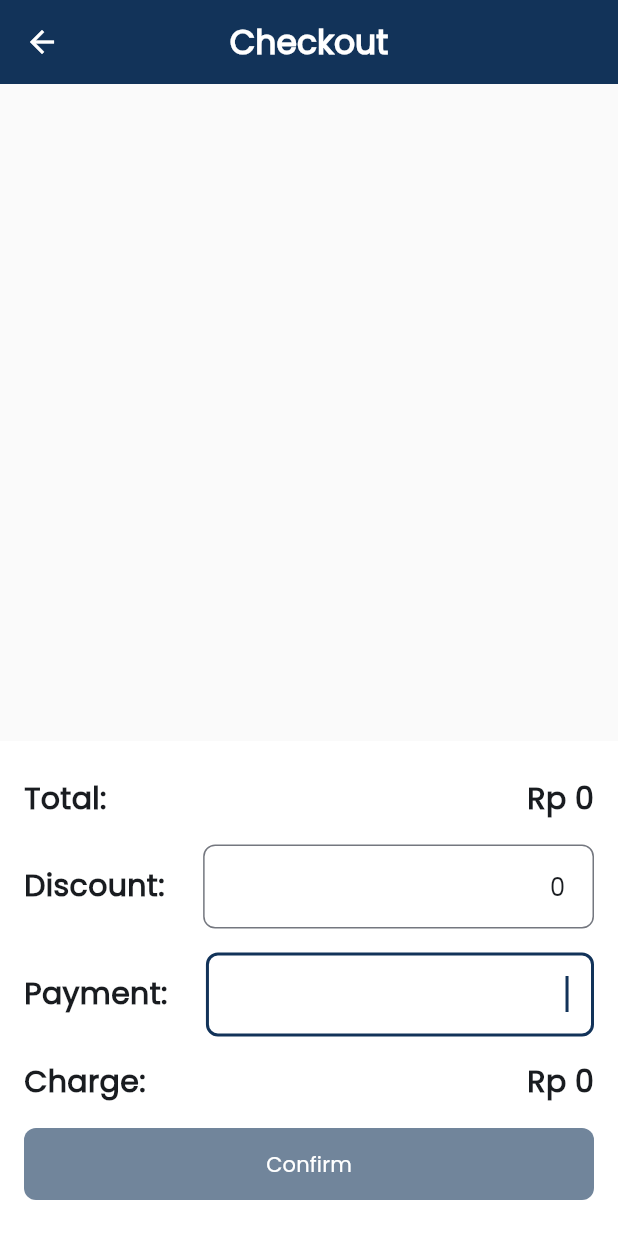
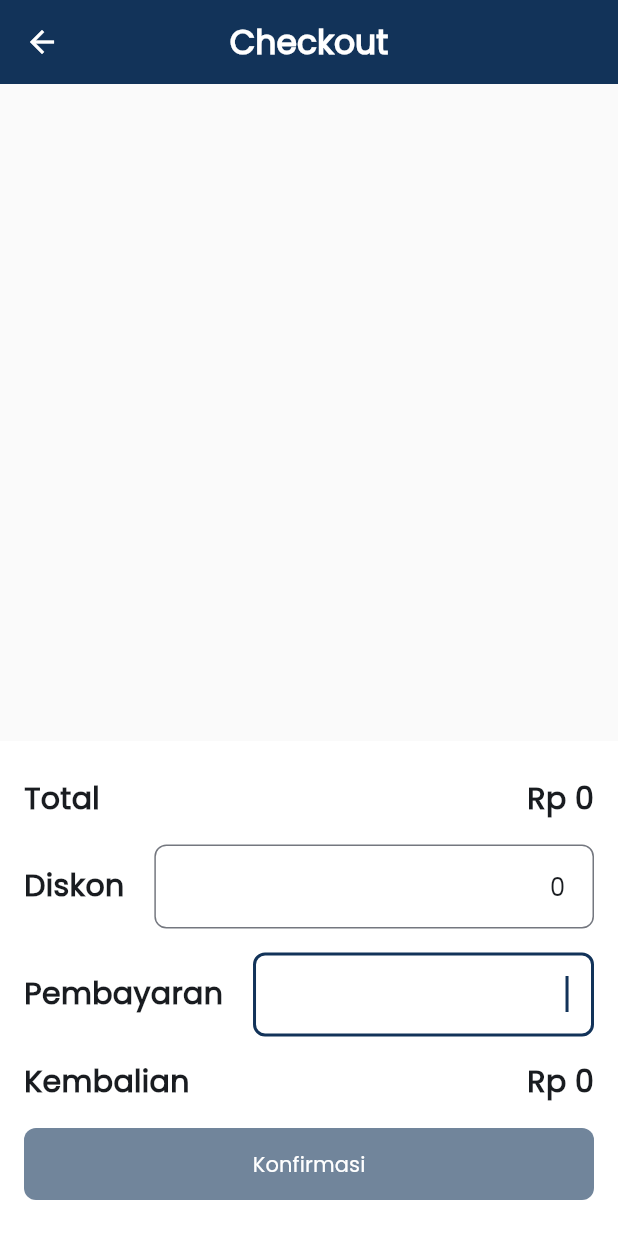
Before and after one commit to yafizh/mitra_cempaka, a Flutter app: the CheckoutPage screen opened directly, on a phone screen of 412 x 824 dp. Run offline on Flutter 3.47's test engine with Material 3 defaults, Android fonts, the phone set to English and light mode, and no system bars; our stand-ins replace printing, shared_preferences; accounts and stored records are empty.

Commit message:
change language app to Indonesian

```diff
--- a/lib/pages/cart_page.dart
+++ b/lib/pages/cart_page.dart
@@ -13,7 +13,7 @@ class CartPage extends StatelessWidget {
 
     return Scaffold(
       appBar: AppBar(
-        title: Text("Cart", style: TextStyle(fontWeight: FontWeight.bold)),
+        title: Text("Keranjang", style: TextStyle(fontWeight: FontWeight.bold)),
         centerTitle: true,
         backgroundColor: theme.colorScheme.primary,
         foregroundColor: theme.colorScheme.onPrimary,
@@ -22,7 +22,7 @@ class CartPage extends StatelessWidget {
       body: Consumer<CartProvider>(
         builder: (context, cart, child) {
           return cart.totalItem == 0
-              ? Center(child: Text("Cart is empty"))
+              ? Center(child: Text("Keranjang Kosong"))
               : Column(
                   mainAxisAlignment: MainAxisAlignment.start,
                   crossAxisAlignment: CrossAxisAlignment.start,
--- a/lib/pages/cashier_page.dart
+++ b/lib/pages/cashier_page.dart
@@ -65,7 +65,7 @@ class _CashierPageState extends State<CashierPage> {
           appBar: AppBar(
             backgroundColor: theme.colorScheme.primary,
             title: Text(
-              "Cashier",
+              "Kasir",
               style: TextStyle(
                 fontWeight: FontWeight.bold,
                 color: theme.colorScheme.onPrimary,
@@ -101,7 +101,7 @@ class _CashierPageState extends State<CashierPage> {
                       filled: true,
                       fillColor: Colors.white,
                       contentPadding: const EdgeInsets.all(15),
-                      hintText: 'Search Item',
+                      hintText: 'Cari Item',
                       hintStyle: const TextStyle(
                         color: Colors.grey,
                         fontSize: 14,
--- a/lib/pages/checkout_page.dart
+++ b/lib/pages/checkout_page.dart
@@ -131,7 +131,7 @@ class _CheckoutPageState extends State<CheckoutPage> {
                       mainAxisAlignment: MainAxisAlignment.spaceBetween,
                       children: [
                         Text(
-                          "Total: ",
+                          "Total",
                           style: TextStyle(
                             fontWeight: FontWeight.bold,
                             fontSize: 20,
@@ -155,7 +155,7 @@ class _CheckoutPageState extends State<CheckoutPage> {
                       mainAxisAlignment: MainAxisAlignment.spaceBetween,
                       children: [
                         Text(
-                          "Discount: ",
+                          "Diskon",
                           style: TextStyle(
                             fontWeight: FontWeight.bold,
                             fontSize: 20,
@@ -194,7 +194,7 @@ class _CheckoutPageState extends State<CheckoutPage> {
                       mainAxisAlignment: MainAxisAlignment.spaceBetween,
                       children: [
                         Text(
-                          "Payment: ",
+                          "Pembayaran",
                           style: TextStyle(
                             fontWeight: FontWeight.bold,
                             fontSize: 20,
@@ -233,7 +233,7 @@ class _CheckoutPageState extends State<CheckoutPage> {
                       mainAxisAlignment: MainAxisAlignment.spaceBetween,
                       children: [
                         Text(
-                          "Charge: ",
+                          "Kembalian",
                           style: TextStyle(
                             fontWeight: FontWeight.bold,
                             fontSize: 20,
@@ -285,7 +285,7 @@ class _CheckoutPageState extends State<CheckoutPage> {
                                 strokeWidth: 2,
                               ),
                             )
-                          : const Text("Confirm"),
+                          : const Text("Konfirmasi"),
                     ),
                   ],
                 ),
--- a/lib/pages/detail_history_page.dart
+++ b/lib/pages/detail_history_page.dart
@@ -93,7 +93,7 @@ class DetailHistoryPage extends StatelessWidget {
                   mainAxisAlignment: MainAxisAlignment.spaceBetween,
                   children: [
                     Text(
-                      "Total: ",
+                      "Total",
                       style: TextStyle(
                         fontWeight: FontWeight.bold,
                         fontSize: 20,
@@ -117,7 +117,7 @@ class DetailHistoryPage extends StatelessWidget {
                   mainAxisAlignment: MainAxisAlignment.spaceBetween,
                   children: [
                     Text(
-                      "Discount: ",
+                      "Diskon",
                       style: TextStyle(
                         fontWeight: FontWeight.bold,
                         fontSize: 20,
@@ -141,7 +141,7 @@ class DetailHistoryPage extends StatelessWidget {
                   mainAxisAlignment: MainAxisAlignment.spaceBetween,
                   children: [
                     Text(
-                      "Payment: ",
+                      "Pembayaran",
                       style: TextStyle(
                         fontWeight: FontWeight.bold,
                         fontSize: 20,
@@ -165,7 +165,7 @@ class DetailHistoryPage extends StatelessWidget {
                   mainAxisAlignment: MainAxisAlignment.spaceBetween,
                   children: [
                     Text(
-                      "Charge: ",
+                      "Kembalian",
                       style: TextStyle(
                         fontWeight: FontWeight.bold,
                         fontSize: 20,
--- a/lib/pages/history_page.dart
+++ b/lib/pages/history_page.dart
@@ -64,7 +64,7 @@ class _HistoryPageState extends State<HistoryPage> {
           appBar: AppBar(
             backgroundColor: theme.colorScheme.primary,
             title: Text(
-              "History",
+              "Riwayat Penjualan",
               style: TextStyle(
                 fontWeight: FontWeight.bold,
                 color: theme.colorScheme.onPrimary,
--- a/lib/pages/setting_page.dart
+++ b/lib/pages/setting_page.dart
@@ -10,7 +10,7 @@ class SettingPage extends StatelessWidget {
     final theme = Theme.of(context);
     return Scaffold(
       appBar: AppBar(
-        title: Text("Profile", style: TextStyle(fontWeight: FontWeight.bold)),
+        title: Text("Profil", style: TextStyle(fontWeight: FontWeight.bold)),
         centerTitle: true,
         backgroundColor: theme.colorScheme.primary,
         foregroundColor: Colors.white,
@@ -55,7 +55,7 @@ class SettingPage extends StatelessWidget {
                 children: [
                   Icon(Icons.settings, size: 25),
                   SizedBox(width: 16),
-                  Expanded(child: Text("Change Password")),
+                  Expanded(child: Text("Ganti Password")),
                   Icon(Icons.chevron_right_rounded, size: 40),
                 ],
               ),
```
Also changed, not shown: lib/pages/home_page.dart (+7 -3 lines).
